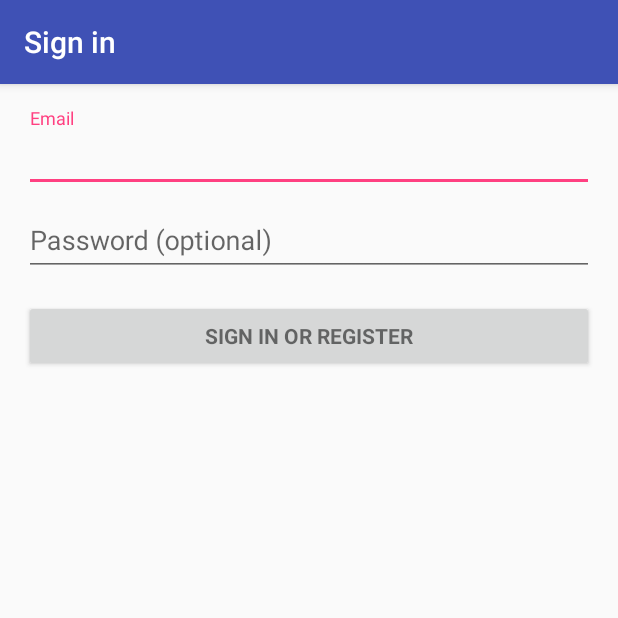
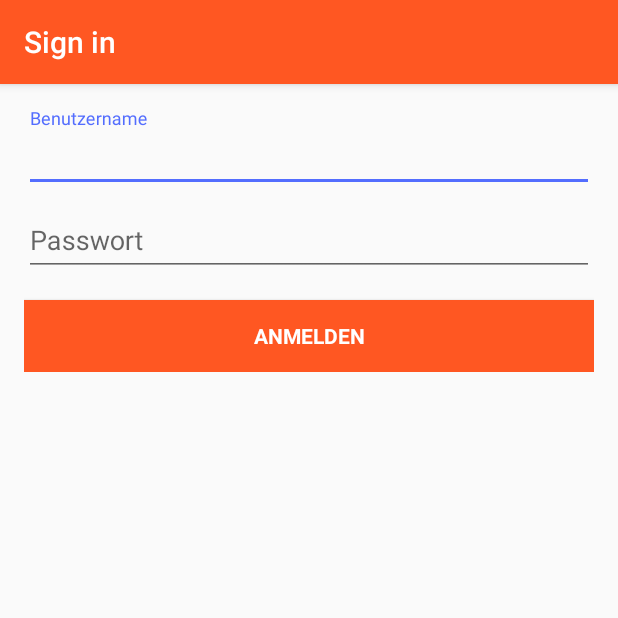
Before and after one commit to zacfo314/Clubby, an Android app: the LoginActivity screen opened directly, with no data from a screen before it, on a phone screen of 412 x 824 dp, the top half of it. Run offline under Robolectric (Android 15) with nearby library versions, the phone set to English and light mode, and no system bars.

Commit message:
update LoginActivity

```diff
--- a/app/src/main/java/com/mathedia/clubby/LoginActivity.java
+++ b/app/src/main/java/com/mathedia/clubby/LoginActivity.java
@@ -40,11 +40,6 @@ import static android.Manifest.permission.READ_CONTACTS;
 public class LoginActivity extends AppCompatActivity implements LoaderCallbacks<Cursor> {
 
     /**
-     * Id to identity READ_CONTACTS permission request.
-     */
-    private static final int REQUEST_READ_CONTACTS = 0;
-
-    /**
      * A dummy authentication store containing known user names and passwords.
      * TODO: remove after connecting to a real authentication system.
      */
@@ -57,7 +52,7 @@ public class LoginActivity extends AppCompatActivity implements LoaderCallbacks<
     private UserLoginTask mAuthTask = null;
 
     // UI references.
-    private AutoCompleteTextView mEmailView;
+    private EditText mEmailView;
     private EditText mPasswordView;
     private View mProgressView;
     private View mLoginFormView;
@@ -67,14 +62,13 @@ public class LoginActivity extends AppCompatActivity implements LoaderCallbacks<
         super.onCreate(savedInstanceState);
         setContentView(R.layout.activity_login);
         // Set up the login form.
-        mEmailView = (AutoCompleteTextView) findViewById(R.id.email);
-        populateAutoComplete();
+        mEmailView = (EditText) findViewById(R.id.name);
 
         mPasswordView = (EditText) findViewById(R.id.password);
         mPasswordView.setOnEditorActionListener(new TextView.OnEditorActionListener() {
             @Override
             public boolean onEditorAction(TextView textView, int id, KeyEvent keyEvent) {
-                if (id == R.id.login || id == EditorInfo.IME_NULL) {
+                if (id == R.id.name || id == EditorInfo.IME_NULL) {
                     attemptLogin();
                     return true;
                 }
@@ -82,7 +76,7 @@ public class LoginActivity extends AppCompatActivity implements LoaderCallbacks<
             }
         });
 
-        Button mEmailSignInButton = (Button) findViewById(R.id.email_sign_in_button);
+        Button mEmailSignInButton = (Button) findViewById(R.id.login_button);
         mEmailSignInButton.setOnClickListener(new OnClickListener() {
             @Override
             public void onClick(View view) {
@@ -93,50 +87,6 @@ public class LoginActivity extends AppCompatActivity implements LoaderCallbacks<
         mLoginFormView = findViewById(R.id.login_form);
         mProgressView = findViewById(R.id.login_progress);
     }
-
-    private void populateAutoComplete() {
-        if (!mayRequestContacts()) {
-            return;
-        }
-
-        getLoaderManager().initLoader(0, null, this);
-    }
-
-    private boolean mayRequestContacts() {
-        if (Build.VERSION.SDK_INT < Build.VERSION_CODES.M) {
-            return true;
-        }
-        if (checkSelfPermission(READ_CONTACTS) == PackageManager.PERMISSION_GRANTED) {
-            return true;
-        }
-        if (shouldShowRequestPermissionRationale(READ_CONTACTS)) {
-            Snackbar.make(mEmailView, R.string.permission_rationale, Snackbar.LENGTH_INDEFINITE)
-                    .setAction(android.R.string.ok, new View.OnClickListener() {
-                        @Override
-                        @TargetApi(Build.VERSION_CODES.M)
-                        public void onClick(View v) {
-                            requestPermissions(new String[]{READ_CONTACTS}, REQUEST_READ_CONTACTS);
-                        }
-                    });
-        } else {
-            requestPermissions(new String[]{READ_CONTACTS}, REQUEST_READ_CONTACTS);
-        }
-        return false;
-    }
-
-    /**
-     * Callback received when a permissions request has been completed.
-     */
-    @Override
-    public void onRequestPermissionsResult(int requestCode, @NonNull String[] permissions,
-                                           @NonNull int[] grantResults) {
-        if (requestCode == REQUEST_READ_CONTACTS) {
-            if (grantResults.length == 1 && grantResults[0] == PackageManager.PERMISSION_GRANTED) {
-                populateAutoComplete();
-            }
-        }
-    }
-
 
     /**
      * Attempts to sign in or register the account specified by the login form.
@@ -255,14 +205,7 @@ public class LoginActivity extends AppCompatActivity implements LoaderCallbacks<
 
     @Override
     public void onLoadFinished(Loader<Cursor> cursorLoader, Cursor cursor) {
-        List<String> emails = new ArrayList<>();
-        cursor.moveToFirst();
-        while (!cursor.isAfterLast()) {
-            emails.add(cursor.getString(ProfileQuery.ADDRESS));
-            cursor.moveToNext();
-        }
 
-        addEmailsToAutoComplete(emails);
     }
 
     @Override
@@ -278,16 +221,6 @@ public class LoginActivity extends AppCompatActivity implements LoaderCallbacks<
 
         int ADDRESS = 0;
         int IS_PRIMARY = 1;
-    }
-
-
-    private void addEmailsToAutoComplete(List<String> emailAddressCollection) {
-        //Create adapter to tell the AutoCompleteTextView what to show in its dropdown list.
-        ArrayAdapter<String> adapter =
-                new ArrayAdapter<>(LoginActivity.this,
-                        android.R.layout.simple_dropdown_item_1line, emailAddressCollection);
-
-        mEmailView.setAdapter(adapter);
     }
 
     /**
--- a/app/src/main/res/layout/activity_login.xml
+++ b/app/src/main/res/layout/activity_login.xml
@@ -21,29 +21,45 @@
             <android.support.design.widget.TextInputLayout android:layout_width="match_parent"
                 android:layout_height="wrap_content">
 
-                <AutoCompleteTextView android:id="@+id/email" android:layout_width="match_parent"
-                    android:layout_height="wrap_content" android:hint="@string/prompt_email"
-                    android:inputType="textEmailAddress" android:maxLines="1"
-                    android:singleLine="true" />
+                <EditText
+                    android:id="@+id/name"
+                    android:layout_width="match_parent"
+                    android:layout_height="wrap_content"
+                    android:hint="@string/prompt_name"
+                    android:inputType="text"
+                    android:digits="abcdefghijklmnopqrstuvwxyzABCDEFGHIJKLMNOPQRSTUVWXYZ0123456789"
+                    android:maxLines="1"
+                    android:singleLine="true"
+                />
 
             </android.support.design.widget.TextInputLayout>
 
             <android.support.design.widget.TextInputLayout android:layout_width="match_parent"
                 android:layout_height="wrap_content">
 
-                <EditText android:id="@+id/password" android:layout_width="match_parent"
-                    android:layout_height="wrap_content" android:hint="@string/prompt_password"
-                    android:imeActionId="@+id/login"
-                    android:imeActionLabel="@string/action_sign_in_short"
-                    android:imeOptions="actionUnspecified" android:inputType="textPassword"
-                    android:maxLines="1" android:singleLine="true" />
+                <EditText
+                    android:id="@+id/password"
+                    android:layout_width="match_parent"
+                    android:layout_height="wrap_content"
+                    android:hint="@string/prompt_password"
+                    android:inputType="textPassword"
+                    android:maxLines="1"
+                    android:singleLine="true"
+                />
 
             </android.support.design.widget.TextInputLayout>
 
-            <Button android:id="@+id/email_sign_in_button" style="?android:textAppearanceSmall"
-                android:layout_width="match_parent" android:layout_height="wrap_content"
-                android:layout_marginTop="16dp" android:text="@string/action_sign_in"
-                android:textStyle="bold" />
+            <Button
+                android:id="@+id/login_button"
+                style="?android:textAppearanceSmall"
+                android:layout_width="match_parent"
+                android:layout_height="wrap_content"
+                android:layout_marginTop="16dp"
+                android:text="@string/login_button_text"
+                android:textStyle="bold"
+                android:background="@color/colorPrimary"
+                android:textColor="@color/colorWhite"
+            />
 
         </LinearLayout>
     </ScrollView>
--- a/app/src/main/res/values/colors.xml
+++ b/app/src/main/res/values/colors.xml
@@ -1,6 +1,7 @@
 <?xml version="1.0" encoding="utf-8"?>
 <resources>
-    <color name="colorPrimary">#3F51B5</color>
-    <color name="colorPrimaryDark">#303F9F</color>
-    <color name="colorAccent">#FF4081</color>
+    <color name="colorPrimary">#FF5722</color>
+    <color name="colorPrimaryDark">#E64A19</color>
+    <color name="colorAccent">#536DFE</color>
+    <color name="colorWhite">#FFFFFF</color>
 </resources>
--- a/app/src/main/res/values/strings.xml
+++ b/app/src/main/res/values/strings.xml
@@ -8,9 +8,10 @@
     <string name="title_activity_login">Sign in</string>
 
     <!-- Strings related to login -->
-    <string name="prompt_email">Email</string>
-    <string name="prompt_password">Password (optional)</string>
-    <string name="action_sign_in">Sign in or register</string>
+    <string name="prompt_name">Benutzername</string>
+    <string name="prompt_password">Passwort</string>
+    <string name="login_button_text">Anmelden</string>
+
     <string name="action_sign_in_short">Sign in</string>
     <string name="error_invalid_email">This email address is invalid</string>
     <string name="error_invalid_password">This password is too short</string>
```
